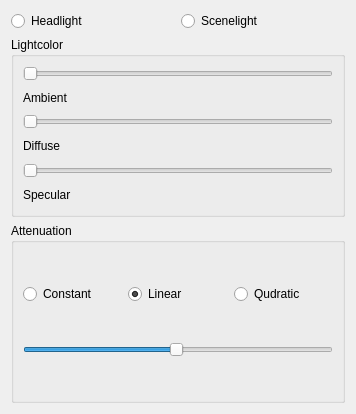
wrlife/Colvis, file lightdialog.ui: the form before one commit.
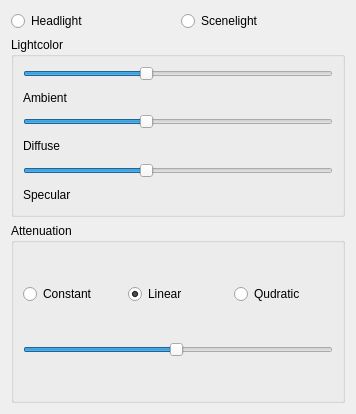
The form after the commit.

The edit to the form file:
```diff
--- a/lightdialog.ui
+++ b/lightdialog.ui
@@ -40,6 +40,12 @@
      <layout class="QVBoxLayout" name="verticalLayout_2">
       <item>
        <widget class="QSlider" name="horizontalSlider">
+        <property name="maximum">
+         <number>255</number>
+        </property>
+        <property name="value">
+         <number>100</number>
+        </property>
         <property name="orientation">
          <enum>Qt::Horizontal</enum>
         </property>
@@ -54,6 +60,12 @@
       </item>
       <item>
        <widget class="QSlider" name="horizontalSlider_2">
+        <property name="maximum">
+         <number>255</number>
+        </property>
+        <property name="value">
+         <number>100</number>
+        </property>
         <property name="orientation">
          <enum>Qt::Horizontal</enum>
         </property>
@@ -68,6 +80,12 @@
       </item>
       <item>
        <widget class="QSlider" name="horizontalSlider_3">
+        <property name="maximum">
+         <number>255</number>
+        </property>
+        <property name="value">
+         <number>100</number>
+        </property>
         <property name="orientation">
          <enum>Qt::Horizontal</enum>
         </property>
```
